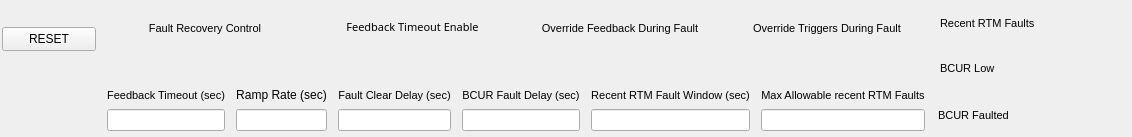
Before: the Qt Designer form new_look/rtm_faults.ui in cristinasewell/ATCA_PyDM_Screens, drawn with Qt 5.
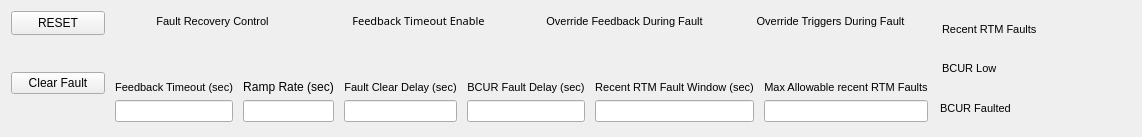
After: the same form once the commit is applied. Custom widgets are drawn as their Qt base class.

Commit message: WIP: try to switch buttons

The edit to the form file:
```diff
--- a/new_look/rtm_faults.ui
+++ b/new_look/rtm_faults.ui
@@ -14,21 +14,6 @@
    <string>RTM Faults - ${DEVICE}</string>
   </property>
   <layout class="QGridLayout" name="gridLayout">
-   <property name="leftMargin">
-    <number>2</number>
-   </property>
-   <property name="topMargin">
-    <number>2</number>
-   </property>
-   <property name="rightMargin">
-    <number>2</number>
-   </property>
-   <property name="bottomMargin">
-    <number>2</number>
-   </property>
-   <property name="spacing">
-    <number>7</number>
-   </property>
    <item row="0" column="0">
     <widget class="PyDMPushButton" name="PyDMPushButton_2">
      <property name="sizePolicy">
@@ -60,7 +45,7 @@
      </property>
     </widget>
    </item>
-   <item row="0" column="1">
+   <item row="0" column="1" rowspan="2">
     <layout class="QHBoxLayout" name="horizontalLayout">
      <property name="spacing">
       <number>7</number>
@@ -415,7 +400,210 @@
      </item>
     </layout>
    </item>
-   <item row="1" column="1">
+   <item row="0" column="2" rowspan="3">
+    <layout class="QVBoxLayout" name="verticalLayout_11">
+     <property name="leftMargin">
+      <number>2</number>
+     </property>
+     <property name="topMargin">
+      <number>2</number>
+     </property>
+     <property name="rightMargin">
+      <number>2</number>
+     </property>
+     <property name="bottomMargin">
+      <number>2</number>
+     </property>
+     <item>
+      <layout class="QHBoxLayout" name="horizontalLayout_5">
+       <property name="leftMargin">
+        <number>2</number>
+       </property>
+       <property name="topMargin">
+        <number>2</number>
+       </property>
+       <property name="rightMargin">
+        <number>2</number>
+       </property>
+       <property name="bottomMargin">
+        <number>2</number>
+       </property>
+       <item>
+        <widget class="QLabel" name="label_9">
+         <property name="font">
+          <font>
+           <pointsize>8</pointsize>
+          </font>
+         </property>
+         <property name="text">
+          <string>Recent RTM Faults</string>
+         </property>
+        </widget>
+       </item>
+       <item>
+        <widget class="PyDMLabel" name="PyDMLabel_3">
+         <property name="sizePolicy">
+          <sizepolicy hsizetype="Preferred" vsizetype="MinimumExpanding">
+           <horstretch>0</horstretch>
+           <verstretch>0</verstretch>
+          </sizepolicy>
+         </property>
+         <property name="minimumSize">
+          <size>
+           <width>84</width>
+           <height>24</height>
+          </size>
+         </property>
+         <property name="font">
+          <font>
+           <pointsize>8</pointsize>
+          </font>
+         </property>
+         <property name="toolTip">
+          <string/>
+         </property>
+         <property name="channel" stdset="0">
+          <string>ca://${RTM}:RTM_FAULTCOUNT</string>
+         </property>
+        </widget>
+       </item>
+      </layout>
+     </item>
+     <item>
+      <layout class="QHBoxLayout" name="horizontalLayout_6">
+       <property name="leftMargin">
+        <number>2</number>
+       </property>
+       <property name="topMargin">
+        <number>2</number>
+       </property>
+       <property name="rightMargin">
+        <number>2</number>
+       </property>
+       <property name="bottomMargin">
+        <number>2</number>
+       </property>
+       <item>
+        <widget class="QLabel" name="label_11">
+         <property name="font">
+          <font>
+           <pointsize>8</pointsize>
+          </font>
+         </property>
+         <property name="text">
+          <string>BCUR Low</string>
+         </property>
+        </widget>
+       </item>
+       <item>
+        <widget class="PyDMLabel" name="PyDMLabel">
+         <property name="sizePolicy">
+          <sizepolicy hsizetype="Preferred" vsizetype="MinimumExpanding">
+           <horstretch>0</horstretch>
+           <verstretch>0</verstretch>
+          </sizepolicy>
+         </property>
+         <property name="minimumSize">
+          <size>
+           <width>84</width>
+           <height>24</height>
+          </size>
+         </property>
+         <property name="font">
+          <font>
+           <pointsize>8</pointsize>
+          </font>
+         </property>
+         <property name="toolTip">
+          <string/>
+         </property>
+         <property name="channel" stdset="0">
+          <string>ca://${RTM}:BCUR_LOW</string>
+         </property>
+        </widget>
+       </item>
+      </layout>
+     </item>
+     <item>
+      <layout class="QHBoxLayout" name="horizontalLayout_7">
+       <property name="leftMargin">
+        <number>0</number>
+       </property>
+       <property name="topMargin">
+        <number>2</number>
+       </property>
+       <item>
+        <widget class="QLabel" name="label_12">
+         <property name="font">
+          <font>
+           <pointsize>8</pointsize>
+          </font>
+         </property>
+         <property name="text">
+          <string>BCUR Faulted</string>
+         </property>
+        </widget>
+       </item>
+       <item>
+        <widget class="PyDMLabel" name="PyDMLabel_2">
+         <property name="sizePolicy">
+          <sizepolicy hsizetype="Preferred" vsizetype="MinimumExpanding">
+           <horstretch>0</horstretch>
+           <verstretch>0</verstretch>
+          </sizepolicy>
+         </property>
+         <property name="minimumSize">
+          <size>
+           <width>84</width>
+           <height>24</height>
+          </size>
+         </property>
+         <property name="font">
+          <font>
+           <pointsize>8</pointsize>
+          </font>
+         </property>
+         <property name="toolTip">
+          <string/>
+         </property>
+         <property name="channel" stdset="0">
+          <string>ca://${RTM}:BCUR_FLT</string>
+         </property>
+        </widget>
+       </item>
+      </layout>
+     </item>
+    </layout>
+   </item>
+   <item row="1" column="0" rowspan="2">
+    <widget class="PyDMPushButton" name="PyDMPushButton">
+     <property name="toolTip">
+      <string/>
+     </property>
+     <property name="styleSheet">
+      <string notr="true"/>
+     </property>
+     <property name="text">
+      <string>Clear Fault</string>
+     </property>
+     <property name="checkable">
+      <bool>false</bool>
+     </property>
+     <property name="autoRepeat">
+      <bool>false</bool>
+     </property>
+     <property name="autoDefault">
+      <bool>true</bool>
+     </property>
+     <property name="channel" stdset="0">
+      <string>ca://${RTM}:FAULTSEQ_RESET</string>
+     </property>
+     <property name="pressValue" stdset="0">
+      <string>1</string>
+     </property>
+    </widget>
+   </item>
+   <item row="2" column="1">
     <layout class="QHBoxLayout" name="horizontalLayout_4">
      <property name="leftMargin">
       <number>2</number>
@@ -770,181 +958,6 @@
      </item>
     </layout>
    </item>
-   <item row="0" column="2" rowspan="2">
-    <layout class="QVBoxLayout" name="verticalLayout_11">
-     <property name="leftMargin">
-      <number>2</number>
-     </property>
-     <property name="topMargin">
-      <number>2</number>
-     </property>
-     <property name="rightMargin">
-      <number>2</number>
-     </property>
-     <property name="bottomMargin">
-      <number>2</number>
-     </property>
-     <item>
-      <layout class="QHBoxLayout" name="horizontalLayout_5">
-       <property name="leftMargin">
-        <number>2</number>
-       </property>
-       <property name="topMargin">
-        <number>2</number>
-       </property>
-       <property name="rightMargin">
-        <number>2</number>
-       </property>
-       <property name="bottomMargin">
-        <number>2</number>
-       </property>
-       <item>
-        <widget class="QLabel" name="label_9">
-         <property name="font">
-          <font>
-           <pointsize>8</pointsize>
-          </font>
-         </property>
-         <property name="text">
-          <string>Recent RTM Faults</string>
-         </property>
-        </widget>
-       </item>
-       <item>
-        <widget class="PyDMLabel" name="PyDMLabel_3">
-         <property name="sizePolicy">
-          <sizepolicy hsizetype="Preferred" vsizetype="MinimumExpanding">
-           <horstretch>0</horstretch>
-           <verstretch>0</verstretch>
-          </sizepolicy>
-         </property>
-         <property name="minimumSize">
-          <size>
-           <width>84</width>
-           <height>24</height>
-          </size>
-         </property>
-         <property name="font">
-          <font>
-           <pointsize>8</pointsize>
-          </font>
-         </property>
-         <property name="toolTip">
-          <string/>
-         </property>
-         <property name="channel" stdset="0">
-          <string>ca://${RTM}:RTM_FAULTCOUNT</string>
-         </property>
-        </widget>
-       </item>
-      </layout>
-     </item>
-     <item>
-      <layout class="QHBoxLayout" name="horizontalLayout_6">
-       <property name="leftMargin">
-        <number>2</number>
-       </property>
-       <property name="topMargin">
-        <number>2</number>
-       </property>
-       <property name="rightMargin">
-        <number>2</number>
-       </property>
-       <property name="bottomMargin">
-        <number>2</number>
-       </property>
-       <item>
-        <widget class="QLabel" name="label_11">
-         <property name="font">
-          <font>
-           <pointsize>8</pointsize>
-          </font>
-         </property>
-         <property name="text">
-          <string>BCUR Low</string>
-         </property>
-        </widget>
-       </item>
-       <item>
-        <widget class="PyDMLabel" name="PyDMLabel">
-         <property name="sizePolicy">
-          <sizepolicy hsizetype="Preferred" vsizetype="MinimumExpanding">
-           <horstretch>0</horstretch>
-           <verstretch>0</verstretch>
-          </sizepolicy>
-         </property>
-         <property name="minimumSize">
-          <size>
-           <width>84</width>
-           <height>24</height>
-          </size>
-         </property>
-         <property name="font">
-          <font>
-           <pointsize>8</pointsize>
-          </font>
-         </property>
-         <property name="toolTip">
-          <string/>
-         </property>
-         <property name="channel" stdset="0">
-          <string>ca://${RTM}:BCUR_LOW</string>
-         </property>
-        </widget>
-       </item>
-      </layout>
-     </item>
-     <item>
-      <layout class="QHBoxLayout" name="horizontalLayout_7">
-       <property name="leftMargin">
-        <number>0</number>
-       </property>
-       <property name="topMargin">
-        <number>2</number>
-       </property>
-       <item>
-        <widget class="QLabel" name="label_12">
-         <property name="font">
-          <font>
-           <pointsize>8</pointsize>
-          </font>
-         </property>
-         <property name="text">
-          <string>BCUR Faulted</string>
-         </property>
-        </widget>
-       </item>
-       <item>
-        <widget class="PyDMLabel" name="PyDMLabel_2">
-         <property name="sizePolicy">
-          <sizepolicy hsizetype="Preferred" vsizetype="MinimumExpanding">
-           <horstretch>0</horstretch>
-           <verstretch>0</verstretch>
-          </sizepolicy>
-         </property>
-         <property name="minimumSize">
-          <size>
-           <width>84</width>
-           <height>24</height>
-          </size>
-         </property>
-         <property name="font">
-          <font>
-           <pointsize>8</pointsize>
-          </font>
-         </property>
-         <property name="toolTip">
-          <string/>
-         </property>
-         <property name="channel" stdset="0">
-          <string>ca://${RTM}:BCUR_FLT</string>
-         </property>
-        </widget>
-       </item>
-      </layout>
-     </item>
-    </layout>
-   </item>
   </layout>
  </widget>
  <customwidgets>
```
